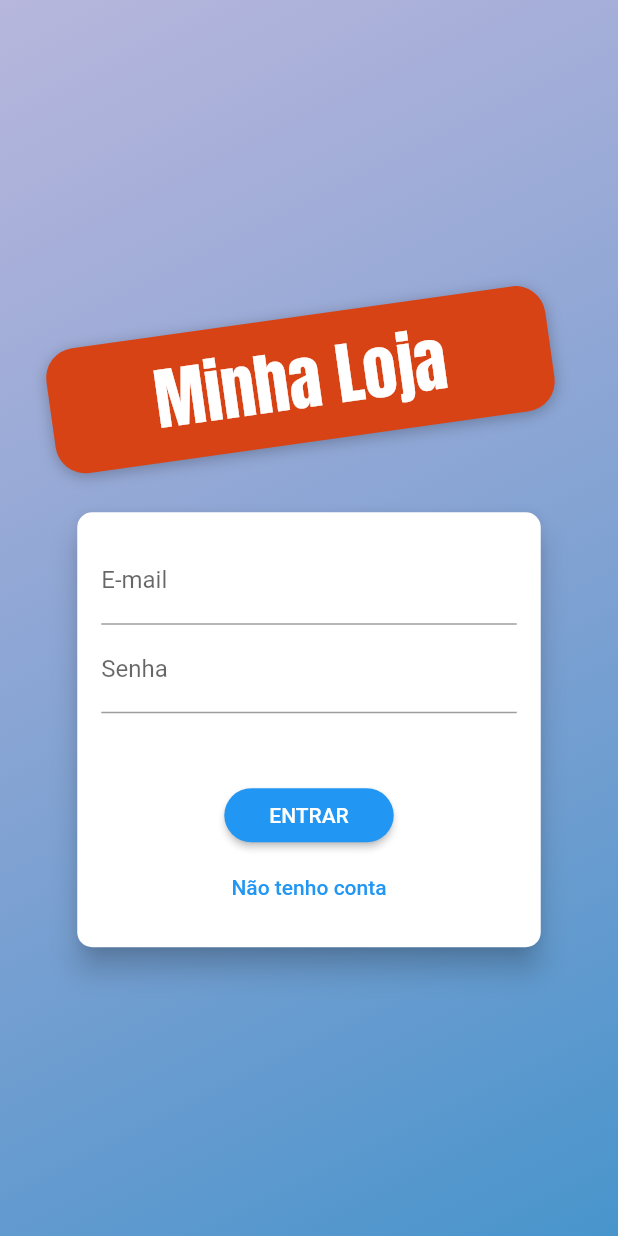
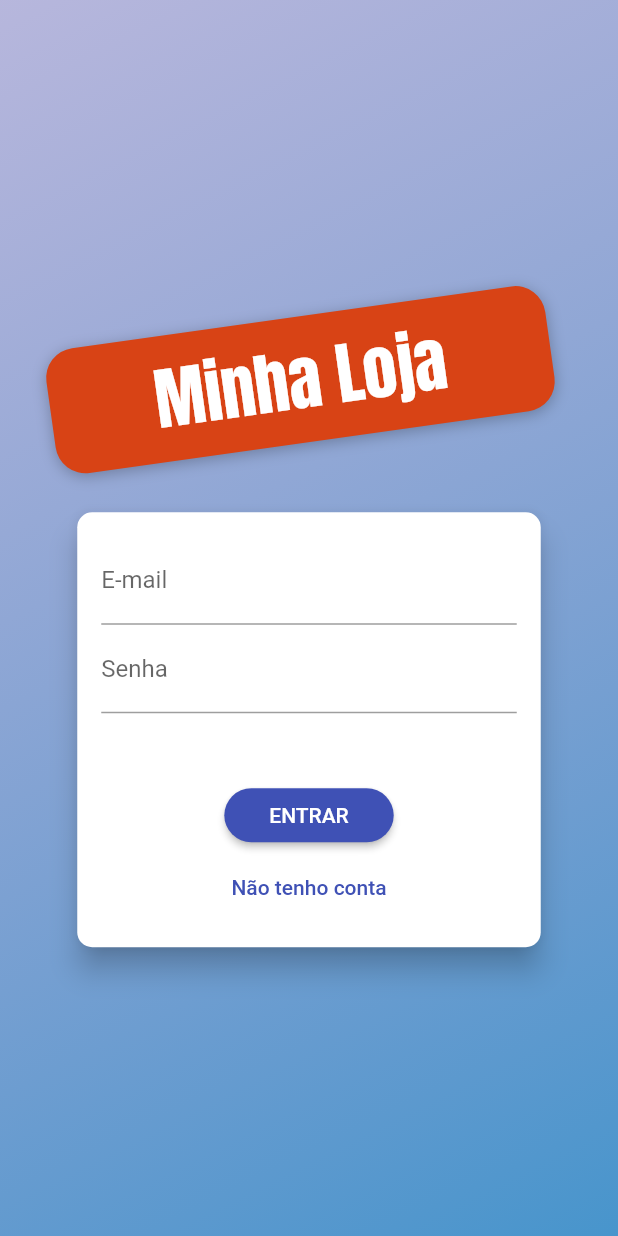
Before and after one commit to mvflamarion/shop, a Flutter app: the screen it shows after launch, on a phone screen of 412 x 824 dp. Run offline on Flutter 3.47's test engine with Material 2 defaults, Android fonts, the phone set to English and light mode, and no system bars; our stand-ins replace shared_preferences.

Commit message:
upgrade flutter

```diff
--- a/lib/main.dart
+++ b/lib/main.dart
@@ -3,7 +3,6 @@ import 'package:shop/providers/auth.dart';
 import 'package:shop/providers/cart.dart';
 import 'package:shop/providers/products.dart';
 import 'package:shop/screens/auth_home.dart';
-import 'package:shop/screens/auth_screen.dart';
 import 'package:shop/screens/cart_screen.dart';
 import 'package:shop/screens/orders_screen.dart';
 import 'package:shop/screens/product_detail_screen.dart';
@@ -13,7 +12,6 @@ import 'package:provider/provider.dart';
 import 'package:shop/utils/custom_page_transition.dart';
 import 'providers/orders.dart';
 import 'screens/product_form_screen.dart';
-import 'screens/product_overview_screen.dart';
 
 void main() => runApp(MyApp());
 
@@ -47,8 +45,9 @@ class MyApp extends StatelessWidget {
       ],
       child: MaterialApp(
         title: 'Minha Loja',
+        debugShowCheckedModeBanner: false,
         theme: ThemeData(
-          primarySwatch: Colors.blue,
+          primarySwatch: Colors.indigo,
           accentColor: Colors.orange,
           pageTransitionsTheme: PageTransitionsTheme(
             builders: {
```
Also changed, not shown: pubspec.lock, 3 other files.
